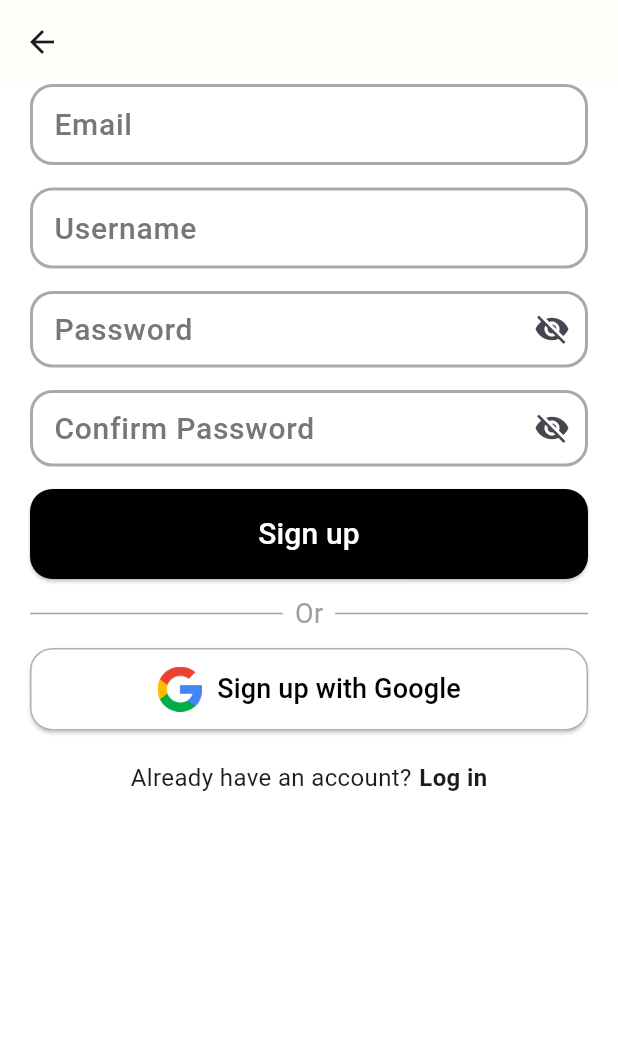
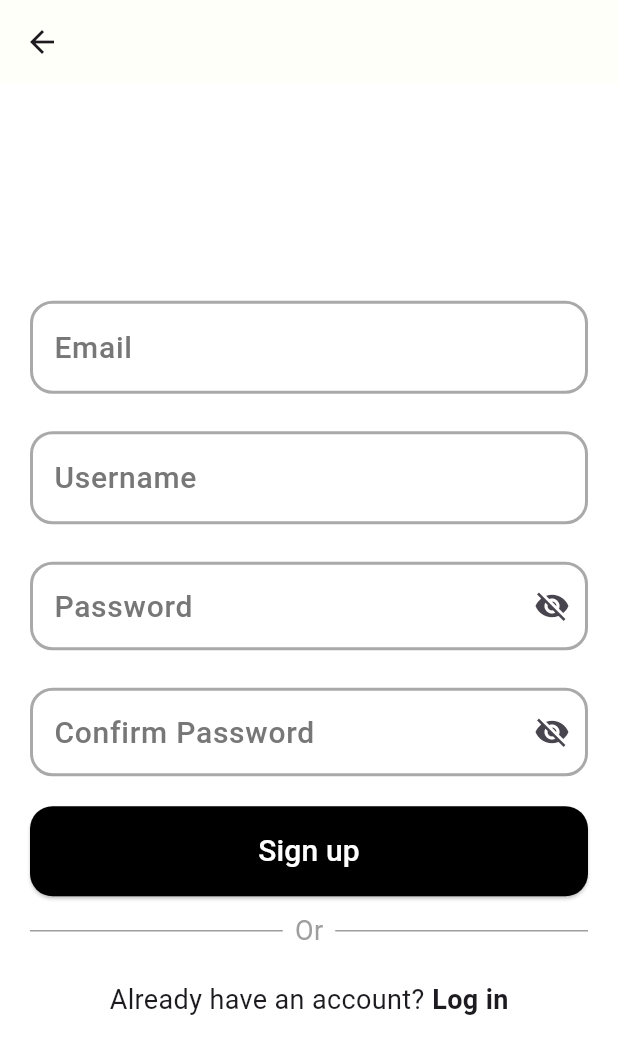
Before and after one commit to iftekar2/sureplan, a Flutter app: the screen it shows after launch, after a tap on "Create an Account", on a phone screen of 412 x 824 dp. Shown: the top 1054 px of the screen. Run offline on Flutter 3.47's test engine with Material 3 defaults, Android fonts, the light colour scheme and no system bars; our stand-ins replace google_sign_in, supabase_flutter; accounts and stored records are empty; network calls fail.

Commit message:
Removing Google Signup

```diff
--- a/lib/events/eventPage.dart
+++ b/lib/events/eventPage.dart
@@ -156,7 +156,6 @@ class _EventPageState extends State<EventPage> {
               crossAxisAlignment: CrossAxisAlignment.center,
               children: [
                 Container(
-                  height: 300,
                   width: double.infinity,
 
                   decoration: BoxDecoration(
@@ -166,12 +165,7 @@ class _EventPageState extends State<EventPage> {
                   ),
 
                   child: Padding(
-                    padding: EdgeInsets.only(
-                      top: 10,
-                      left: 20,
-                      right: 20,
-                      bottom: 10,
-                    ),
+                    padding: EdgeInsets.symmetric(vertical: 10, horizontal: 20),
                     child: Column(
                       children: [
                         Text(
--- a/lib/login/loginPage.dart
+++ b/lib/login/loginPage.dart
@@ -1,7 +1,6 @@
 import 'package:flutter/material.dart';
 import 'package:sureplan/auth/authService.dart';
 import 'package:sureplan/forgot_password/forgotPasswordPage.dart';
-import 'package:sureplan/home/homePage.dart';
 import 'package:sureplan/main_scaffold.dart';
 import 'package:sureplan/signup/signupPage.dart';
 
@@ -279,7 +278,7 @@ class _LoginPageState extends State<LoginPage> {
                       children: [
                         Text(
                           "Don't have an account?",
-                          style: TextStyle(fontSize: 16),
+                          style: TextStyle(fontSize: 18),
                         ),
 
                         SizedBox(width: 5),
@@ -296,7 +295,7 @@ class _LoginPageState extends State<LoginPage> {
                           child: Text(
                             "Sign Up",
                             style: TextStyle(
-                              fontSize: 16,
+                              fontSize: 18,
                               fontWeight: FontWeight.bold,
                             ),
                           ),
--- a/lib/signup/signupPage.dart
+++ b/lib/signup/signupPage.dart
@@ -171,7 +171,8 @@ class _SignupPageState extends State<SignupPage> {
         child: Padding(
           padding: const EdgeInsets.symmetric(horizontal: 20),
           child: Column(
-            mainAxisAlignment: MainAxisAlignment.start,
+            mainAxisAlignment: MainAxisAlignment.center,
+            crossAxisAlignment: CrossAxisAlignment.center,
             children: [
               Form(
                 key: _formKey,
@@ -181,6 +182,7 @@ class _SignupPageState extends State<SignupPage> {
                       controller: _emailController,
                       maxLines: null,
                       validator: validateEmail,
+
                       decoration: InputDecoration(
                         border: OutlineInputBorder(
                           borderRadius: BorderRadius.circular(15),
@@ -221,7 +223,7 @@ class _SignupPageState extends State<SignupPage> {
                         ),
 
                         contentPadding: EdgeInsets.symmetric(
-                          vertical: 12,
+                          vertical: 16,
                           horizontal: 12,
                         ),
 
@@ -231,7 +233,7 @@ class _SignupPageState extends State<SignupPage> {
                       style: TextStyle(fontSize: 20),
                     ),
 
-                    SizedBox(height: 15),
+                    SizedBox(height: 25),
 
                     TextFormField(
                       controller: _usernameController,
@@ -277,7 +279,7 @@ class _SignupPageState extends State<SignupPage> {
                         ),
 
                         contentPadding: EdgeInsets.symmetric(
-                          vertical: 12,
+                          vertical: 16,
                           horizontal: 12,
                         ),
 
@@ -287,7 +289,7 @@ class _SignupPageState extends State<SignupPage> {
                       style: TextStyle(fontSize: 20),
                     ),
 
-                    SizedBox(height: 15),
+                    SizedBox(height: 25),
 
                     TextFormField(
                       controller: _passwordController,
@@ -334,7 +336,7 @@ class _SignupPageState extends State<SignupPage> {
                         ),
 
                         contentPadding: EdgeInsets.symmetric(
-                          vertical: 12,
+                          vertical: 16,
                           horizontal: 12,
                         ),
 
@@ -358,7 +360,7 @@ class _SignupPageState extends State<SignupPage> {
                       style: TextStyle(fontSize: 18),
                     ),
 
-                    SizedBox(height: 15),
+                    SizedBox(height: 25),
 
                     TextFormField(
                       controller: _confirmPasswordController,
@@ -405,7 +407,7 @@ class _SignupPageState extends State<SignupPage> {
                         ),
 
                         contentPadding: EdgeInsets.symmetric(
-                          vertical: 12,
+                          vertical: 16,
                           horizontal: 12,
                         ),
 
@@ -430,7 +432,7 @@ class _SignupPageState extends State<SignupPage> {
                       style: TextStyle(fontSize: 18),
                     ),
 
-                    SizedBox(height: 15),
+                    SizedBox(height: 20),
 
                     ElevatedButton(
                       style: ElevatedButton.styleFrom(
@@ -478,50 +480,48 @@ class _SignupPageState extends State<SignupPage> {
                       ],
                     ),
 
-                    SizedBox(height: 10),
+                    // SizedBox(height: 10),
 
-                    ElevatedButton(
-                      style: ElevatedButton.styleFrom(
-                        backgroundColor: Colors.white,
-                        shape: RoundedRectangleBorder(
-                          borderRadius: BorderRadius.circular(15),
-                          side: BorderSide(
-                            color: const Color.fromARGB(255, 177, 177, 177),
-                          ),
-                        ),
+                    // ElevatedButton(
+                    //   style: ElevatedButton.styleFrom(
+                    //     backgroundColor: Colors.white,
+                    //     shape: RoundedRectangleBorder(
+                    //       borderRadius: BorderRadius.circular(15),
+                    //       side: BorderSide(
+                    //         color: const Color.fromARGB(255, 177, 177, 177),
+                    //       ),
+                    //     ),
 
-                        minimumSize: Size(double.infinity, 55),
-                      ),
+                    //     minimumSize: Size(double.infinity, 55),
+                    //   ),
 
-                      onPressed: signupWithGoogle,
+                    //   onPressed: signupWithGoogle,
 
-                      child: Row(
-                        mainAxisAlignment: MainAxisAlignment.center,
-                        children: [
-                          Image.asset(
-                            "lib/welcome/google-logo.png",
-                            height: 30,
-                            width: 30,
-                          ),
+                    //   child: Row(
+                    //     mainAxisAlignment: MainAxisAlignment.center,
+                    //     children: [
+                    //       Image.asset(
+                    //         "lib/welcome/google-logo.png",
+                    //         height: 30,
+                    //         width: 30,
+                    //       ),
 
-                          SizedBox(width: 10),
+                    //       SizedBox(width: 10),
 
-                          Text(
-                            "Sign up with Google",
-                            style: TextStyle(color: Colors.black, fontSize: 18),
-                          ),
-                        ],
-                      ),
-                    ),
-
+                    //       Text(
+                    //         "Sign up with Google",
+                    //         style: TextStyle(color: Colors.black, fontSize: 18),
+                    //       ),
+                    //     ],
+                    //   ),
+                    // ),
                     SizedBox(height: 20),
-
                     Row(
                       mainAxisAlignment: MainAxisAlignment.center,
                       children: [
                         Text(
                           "Already have an account?",
-                          style: TextStyle(fontSize: 16),
+                          style: TextStyle(fontSize: 18),
                         ),
 
                         SizedBox(width: 5),
@@ -538,7 +538,7 @@ class _SignupPageState extends State<SignupPage> {
                           child: Text(
                             "Log in",
                             style: TextStyle(
-                              fontSize: 16,
+                              fontSize: 18,
                               fontWeight: FontWeight.bold,
                             ),
                           ),
--- a/lib/welcome/welcomePage.dart
+++ b/lib/welcome/welcomePage.dart
@@ -59,6 +59,7 @@ class _WelcomePageState extends State<WelcomePage> {
             ),
           ),
         ),
+
         child: Padding(
           padding: const EdgeInsets.symmetric(horizontal: 20),
           child: Column(
@@ -98,7 +99,6 @@ class _WelcomePageState extends State<WelcomePage> {
               Padding(
                 padding: const EdgeInsets.only(bottom: 40),
                 child: SizedBox(
-                  height: 300,
                   width: double.infinity,
                   child: Container(
                     decoration: BoxDecoration(
@@ -107,7 +107,7 @@ class _WelcomePageState extends State<WelcomePage> {
                     ),
 
                     child: Padding(
-                      padding: const EdgeInsets.only(top: 20),
+                      padding: const EdgeInsets.only(top: 20, bottom: 20),
                       child: Align(
                         alignment: Alignment.bottomCenter,
                         child: Column(
@@ -139,9 +139,9 @@ class _WelcomePageState extends State<WelcomePage> {
                               ),
                             ),
 
-                            SizedBox(height: 10),
+                            SizedBox(height: 20),
 
-                            TextButton(
+                            ElevatedButton(
                               onPressed: () {
                                 Navigator.push(
                                   context,
@@ -150,66 +150,76 @@ class _WelcomePageState extends State<WelcomePage> {
                                   ),
                                 );
                               },
+
+                              style: ElevatedButton.styleFrom(
+                                backgroundColor: Colors.white,
+                                elevation: 0,
+                                minimumSize: Size(300, 60),
+                                shape: RoundedRectangleBorder(
+                                  borderRadius: BorderRadius.circular(8),
+                                  side: BorderSide(color: Colors.grey[400]!),
+                                ),
+                              ),
                               child: Text(
                                 "I already have an account",
                                 style: TextStyle(
                                   color: Colors.black,
-                                  fontSize: 18,
+                                  fontSize: 20,
                                   fontWeight: FontWeight.bold,
                                 ),
                               ),
                             ),
 
-                            SizedBox(height: 10),
-                            Divider(thickness: 0.3, color: Colors.black),
-                            SizedBox(height: 10),
+                            // SizedBox(height: 10),
+                            // Divider(thickness: 0.3, color: Colors.black),
+                            // SizedBox(height: 10),
 
-                            Text(
-                              "Sign up with",
-                              style: TextStyle(
-                                fontSize: 18,
-                                color: const Color.fromARGB(255, 99, 99, 99),
-                              ),
-                            ),
+                            // Text(
+                            //   "Sign up with",
+                            //   style: TextStyle(
+                            //     fontSize: 18,
+                            //     color: const Color.fromARGB(255, 99, 99, 99),
+                            //   ),
+                            // ),
 
-                            SizedBox(height: 20),
+                            // SizedBox(height: 20),
 
-                            ElevatedButton(
-                              onPressed: signupWithGoogle,
-                              style: ElevatedButton.styleFrom(
-                                backgroundColor: Colors.transparent,
-                                elevation: 0,
-                                padding: EdgeInsets.zero,
-                                minimumSize: Size.zero,
-                                tapTargetSize: MaterialTapTargetSize.shrinkWrap,
-                                shadowColor: Colors.transparent,
-                                surfaceTintColor: Colors.transparent,
-                              ),
-                              child: SizedBox(
-                                height: 60,
-                                width: 60,
-                                child: Container(
-                                  decoration: BoxDecoration(
-                                    borderRadius: BorderRadius.circular(100),
-                                    color: Colors.white,
-                                    border: Border.all(
-                                      color: const Color.fromARGB(
-                                        255,
-                                        196,
-                                        196,
-                                        196,
-                                      ),
-                                    ),
-                                  ),
-                                  alignment: Alignment.center,
-                                  child: Image.asset(
-                                    "lib/welcome/google-logo.png",
-                                    height: 40,
-                                    width: 40,
-                                  ),
-                                ),
-                              ),
-                            ),
+                            // ElevatedButton(
+                            //   onPressed: signupWithGoogle,
+                            //   style: ElevatedButton.styleFrom(
+                            //     backgroundColor: Colors.transparent,
+                            //     elevation: 0,
+                            //     padding: EdgeInsets.zero,
+                            //     minimumSize: Size.zero,
+                            //     tapTargetSize: MaterialTapTargetSize.shrinkWrap,
+                            //     shadowColor: Colors.transparent,
+                            //     surfaceTintColor: Colors.transparent,
+                            //   ),
+                            //   child: SizedBox(
+                            //     height: 60,
+                            //     width: 60,
+                            //     child: Container(
+                            //       decoration: BoxDecoration(
+                            //         borderRadius: BorderRadius.circular(100),
+                            //         color: Colors.white,
+                            //         border: Border.all(
+                            //           color: const Color.fromARGB(
+                            //             255,
+                            //             196,
+                            //             196,
+                            //             196,
+                            //           ),
+                            //         ),
+                            //       ),
+                            //       alignment: Alignment.center,
+                            //       child: Image.asset(
+                            //         "lib/welcome/google-logo.png",
+                            //         height: 40,
+                            //         width: 40,
+                            //       ),
+                            //     ),
+                            //   ),
+                            // ),
                           ],
                         ),
                       ),
```
